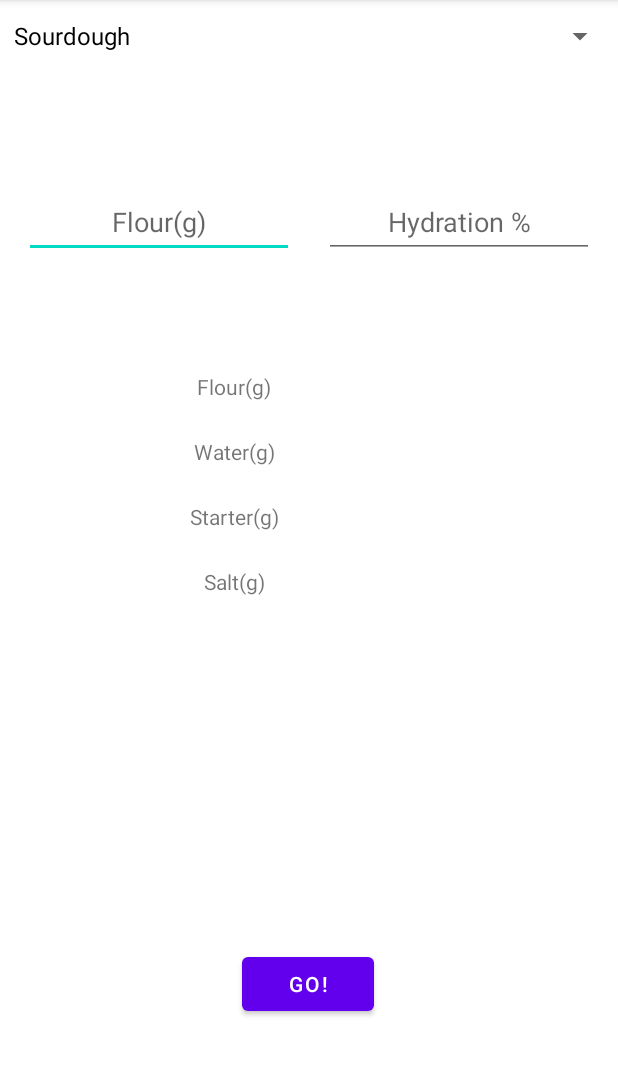
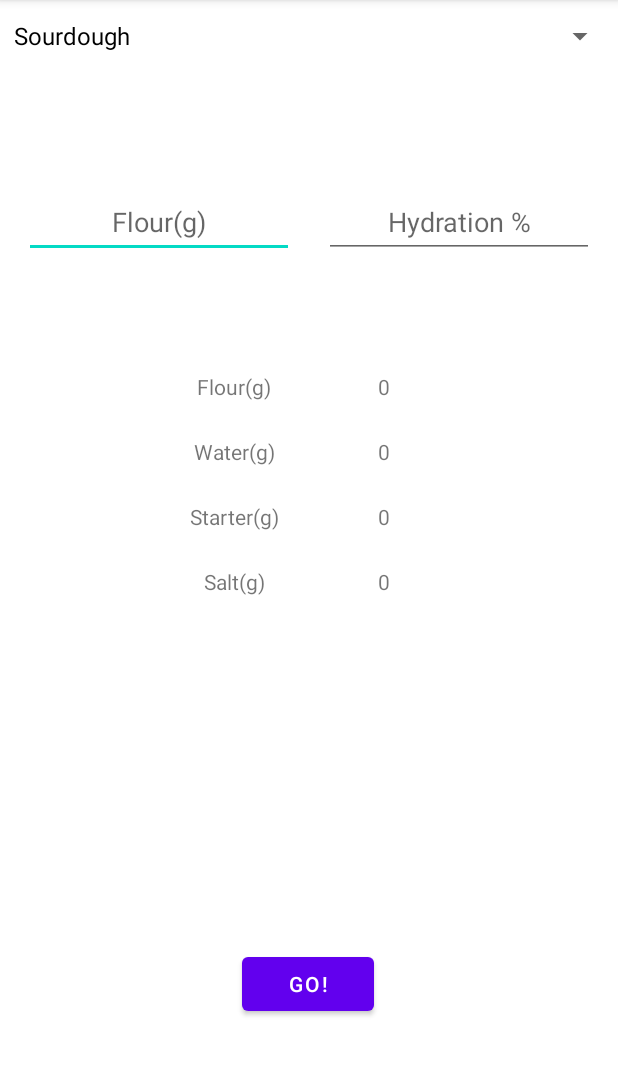
Before and after one commit to RichardSDietz/SourdoughHydrationCalculator, an Android app: the screen it shows after launch (MainActivity), on a phone screen of 412 x 824 dp, the part 84-1160 px from its top. Run offline under Robolectric (Android 15) with nearby library versions, the phone set to English and light mode, and no system bars.

Commit message:
Added functionality for the "sourdough" spinner option Fixed problem where app crashed if Flour/Hydration EditText fields were left empty upon calculation

```diff
--- a/app/src/main/res/layout/activity_main.xml
+++ b/app/src/main/res/layout/activity_main.xml
@@ -36,7 +36,7 @@
         android:layout_height="19dp"
         android:layout_marginTop="76dp"
         android:layout_marginEnd="116dp"
-        android:text=""
+        android:text="0"
         android:textAlignment="center"
         app:layout_constraintEnd_toEndOf="parent"
         app:layout_constraintTop_toBottomOf="@+id/hydrationText" />
@@ -58,7 +58,7 @@
         android:layout_height="19dp"
         android:layout_marginTop="24dp"
         android:layout_marginEnd="116dp"
-        android:text=""
+        android:text="0"
         android:textAlignment="center"
         app:layout_constraintEnd_toEndOf="parent"
         app:layout_constraintTop_toBottomOf="@+id/flourCalcText" />
@@ -80,7 +80,7 @@
         android:layout_height="19dp"
         android:layout_marginTop="24dp"
         android:layout_marginEnd="116dp"
-        android:text=""
+        android:text="0"
         android:textAlignment="center"
         app:layout_constraintEnd_toEndOf="parent"
         app:layout_constraintTop_toBottomOf="@+id/waterCalcText" />
@@ -102,7 +102,7 @@
         android:layout_height="19dp"
         android:layout_marginTop="24dp"
         android:layout_marginEnd="116dp"
-        android:text=""
+        android:text="0"
         android:textAlignment="center"
         app:layout_constraintEnd_toEndOf="parent"
         app:layout_constraintTop_toBottomOf="@+id/starterCalcText" />
```
Also changed, not shown: app/src/main/java/com/example/sourdoughhydrationhelper/MainActivity.java (+15 -0 lines).
